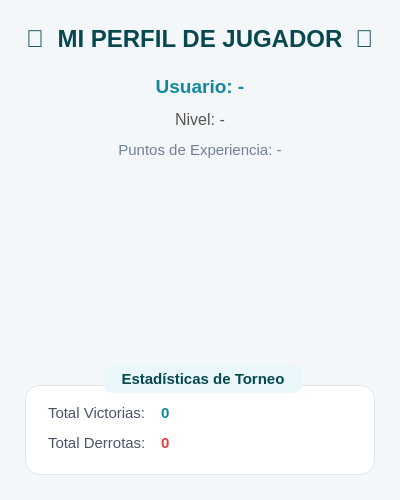
OscarCollantesPenalba/Paladex, file Proyecto/src/vista/Ui/perfil.ui: the form before one commit.
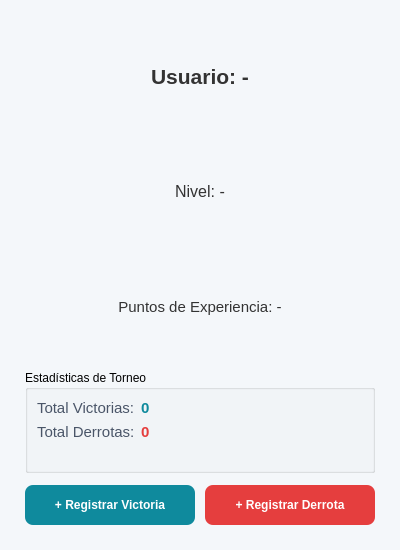
The form after the commit.

```diff
--- a/Proyecto/src/vista/Ui/perfil.ui
+++ b/Proyecto/src/vista/Ui/perfil.ui
@@ -7,19 +7,13 @@
     <x>0</x>
     <y>0</y>
     <width>400</width>
-    <height>500</height>
+    <height>550</height>
    </rect>
   </property>
   <property name="windowTitle">
    <string>Paladex - Mi Perfil</string>
   </property>
   <widget class="QWidget" name="centralwidget">
-   <property name="font">
-    <font>
-     <family>Segoe UI</family>
-     <pointsize>10</pointsize>
-    </font>
-   </property>
    <property name="styleSheet">
     <string notr="true">QWidget#centralwidget {
     background-color: #F4F7FA;
@@ -45,40 +39,16 @@
     <property name="bottomMargin">
      <number>25</number>
     </property>
-    <item>
-     <widget class="QLabel" name="lblTituloPerfil">
-      <property name="font">
-       <font>
-        <family>Segoe UI</family>
-        <pointsize>18</pointsize>
-        <weight>75</weight>
-        <bold>true</bold>
-       </font>
-      </property>
-      <property name="styleSheet">
-       <string notr="true">color: #07484F; margin-bottom: 5px;</string>
-      </property>
-      <property name="text">
-       <string>👤  MI PERFIL DE JUGADOR  👤</string>
-      </property>
-      <property name="alignment">
-       <set>Qt::AlignCenter</set>
-      </property>
-     </widget>
-    </item>
     <item>
      <widget class="QLabel" name="lblUsuario">
       <property name="font">
        <font>
         <family>Segoe UI</family>
-        <pointsize>14</pointsize>
+        <pointsize>16</pointsize>
         <weight>75</weight>
         <bold>true</bold>
        </font>
       </property>
-      <property name="styleSheet">
-       <string notr="true">color: #0F8A9D; margin-top: 5px;</string>
-      </property>
       <property name="text">
        <string>Usuario: -</string>
       </property>
@@ -93,12 +63,8 @@
        <font>
         <family>Segoe UI</family>
         <pointsize>12</pointsize>
-        <weight>50</weight>
        </font>
       </property>
-      <property name="styleSheet">
-       <string notr="true">color: #555555;</string>
-      </property>
       <property name="text">
        <string>Nivel: -</string>
       </property>
@@ -115,9 +81,6 @@
         <pointsize>11</pointsize>
        </font>
       </property>
-      <property name="styleSheet">
-       <string notr="true">color: #718096;</string>
-      </property>
       <property name="text">
        <string>Puntos de Experiencia: -</string>
       </property>
@@ -126,69 +89,12 @@
       </property>
      </widget>
     </item>
-    <item>
-     <spacer name="verticalSpacer">
-      <property name="orientation">
-       <enum>Qt::Vertical</enum>
-      </property>
-      <property name="sizeHint" stdset="0">
-       <size>
-        <width>20</width>
-        <height>25</height>
-       </size>
-      </property>
-     </spacer>
-    </item>
     <item>
      <widget class="QGroupBox" name="groupEstadisticas">
-      <property name="font">
-       <font>
-        <family>Segoe UI</family>
-        <pointsize>11</pointsize>
-        <weight>75</weight>
-        <bold>true</bold>
-       </font>
-      </property>
-      <property name="styleSheet">
-       <string notr="true">QGroupBox {
-    background-color: white;
-    border: 1px solid #E0E6ED;
-    border-radius: 15px;
-    margin-top: 20px;
-    padding-top: 20px;
-}
-
-QGroupBox::title {
-    subcontrol-origin: margin;
-    subcontrol-position: top center;
-    padding: 5px 15px;
-    color: #07484F;
-    background-color: #EAF7FA;
-    border-radius: 8px;
-}</string>
-      </property>
       <property name="title">
        <string>Estadísticas de Torneo</string>
       </property>
       <layout class="QFormLayout" name="formLayout">
-       <property name="leftMargin">
-        <number>20</number>
-       </property>
-       <property name="topMargin">
-        <number>15</number>
-       </property>
-       <property name="rightMargin">
-        <number>20</number>
-       </property>
-       <property name="bottomMargin">
-        <number>20</number>
-       </property>
-       <property name="horizontalSpacing">
-        <number>15</number>
-       </property>
-       <property name="verticalSpacing">
-        <number>12</number>
-       </property>
        <item row="0" column="0">
         <widget class="QLabel" name="lblVictoriasEtiqueta">
          <property name="font">
@@ -260,6 +166,61 @@
       </layout>
      </widget>
     </item>
+    <item>
+     <layout class="QHBoxLayout" name="horizontalLayoutAcciones">
+      <property name="spacing">
+       <number>10</number>
+      </property>
+      <item>
+       <widget class="QPushButton" name="btnSumarVictoria">
+        <property name="minimumSize">
+         <size>
+          <width>0</width>
+          <height>40</height>
+         </size>
+        </property>
+        <property name="styleSheet">
+         <string notr="true">QPushButton {
+    background-color: #0F8A9D;
+    color: white;
+    border-radius: 8px;
+    font-weight: bold;
+}
+QPushButton:hover {
+    background-color: #17A6BC;
+}</string>
+        </property>
+        <property name="text">
+         <string>+ Registrar Victoria</string>
+        </property>
+       </widget>
+      </item>
+      <item>
+       <widget class="QPushButton" name="btnSumarDerrota">
+        <property name="minimumSize">
+         <size>
+          <width>0</width>
+          <height>40</height>
+         </size>
+        </property>
+        <property name="styleSheet">
+         <string notr="true">QPushButton {
+    background-color: #E53E3E;
+    color: white;
+    border-radius: 8px;
+    font-weight: bold;
+}
+QPushButton:hover {
+    background-color: #FC8181;
+}</string>
+        </property>
+        <property name="text">
+         <string>+ Registrar Derrota</string>
+        </property>
+       </widget>
+      </item>
+     </layout>
+    </item>
    </layout>
   </widget>
  </widget>
```
Left out of the diff: 3 changed lines with no effect on the pictures.
